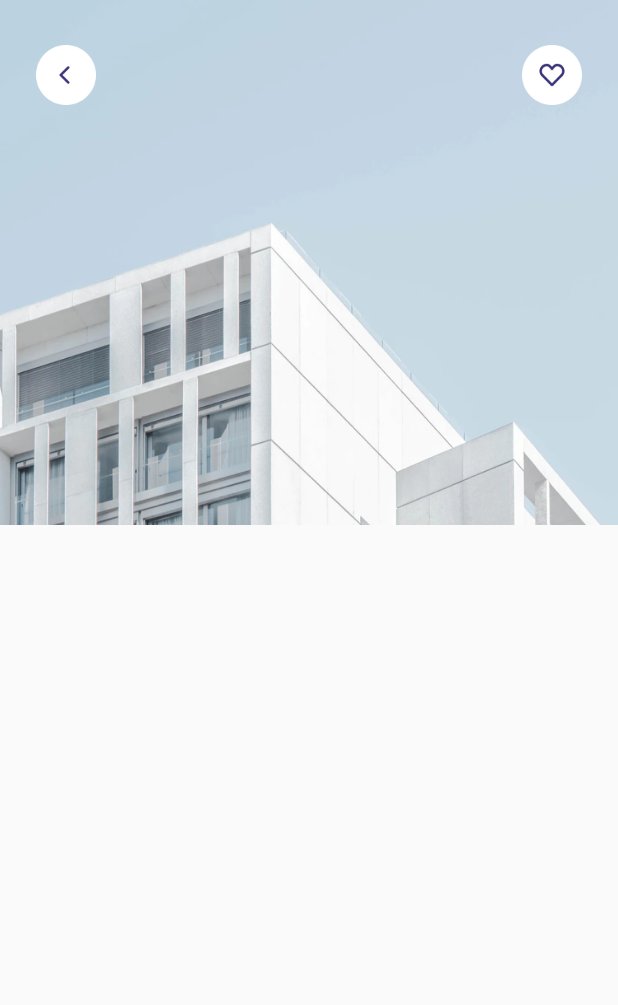
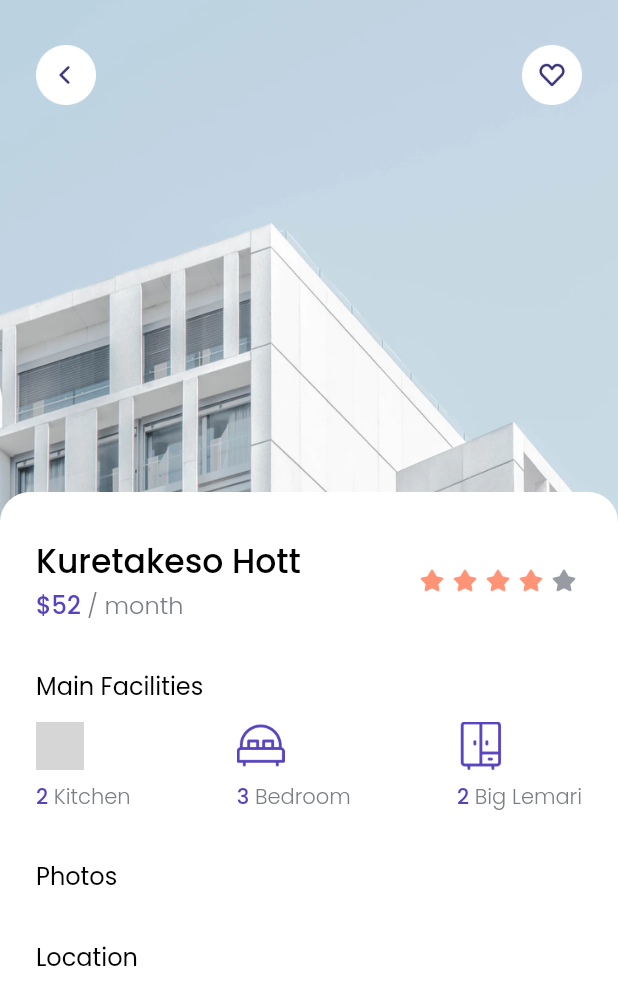
Before and after one commit to dzakybrori/cozy_app, a Flutter app: the DetailPage screen opened directly, on a phone screen of 412 x 824 dp. Shown: the top 1005 px of the screen. Run offline on Flutter 3.47's test engine with Material 2 defaults, Android fonts, the phone set to English and light mode, and no system bars; our stand-ins replace google_fonts; grey boxes are pictures that could not be loaded.

Commit message:
Details Page - Header & Main Facilities.

```diff
--- a/lib/pages/detail_page.dart
+++ b/lib/pages/detail_page.dart
@@ -1,4 +1,5 @@
 import 'package:cozy_app/theme.dart';
+import 'package:cozy_app/widgets/facility_item.dart';
 import 'package:flutter/material.dart';
 
 class DetailPage extends StatelessWidget {
@@ -14,6 +15,149 @@ class DetailPage extends StatelessWidget {
               width: MediaQuery.of(context).size.width,
               height: 350,
               fit: BoxFit.cover,
+            ),
+            ListView(
+              children: [
+                SizedBox(
+                  height: 328,
+                ),
+                Container(
+                  width: MediaQuery.of(context).size.width,
+                  padding: EdgeInsets.symmetric(
+                    horizontal: paddingEdge,
+                    vertical: 30,
+                  ),
+                  decoration: BoxDecoration(
+                    color: Colors.white,
+                    borderRadius: BorderRadius.vertical(
+                      top: Radius.circular(20),
+                    ),
+                  ),
+                  child: Column(
+                    crossAxisAlignment: CrossAxisAlignment.start,
+                    children: [
+                      Row(
+                        mainAxisAlignment: MainAxisAlignment.spaceBetween,
+                        children: [
+                          Column(
+                            crossAxisAlignment: CrossAxisAlignment.start,
+                            children: [
+                              Text(
+                                'Kuretakeso Hott',
+                                style: titleTextStyle.copyWith(
+                                  fontSize: 22,
+                                ),
+                              ),
+                              Text.rich(
+                                TextSpan(
+                                  text: '\$52',
+                                  children: [
+                                    TextSpan(
+                                      text: ' / month',
+                                      style: subTitleTextStyle.copyWith(
+                                        color: greySubTextColor,
+                                        fontSize: 16,
+                                      ),
+                                    ),
+                                  ],
+                                  style: titleTextStyle.copyWith(
+                                    fontSize: 16,
+                                    color: primaryColor,
+                                  ),
+                                ),
+                              ),
+                            ],
+                          ),
+                          Row(
+                            children: [
+                              Image.asset(
+                                'assets/images/icon_star_active.png',
+                                width: 20,
+                              ),
+                              SizedBox(
+                                width: 2,
+                              ),
+                              Image.asset(
+                                'assets/images/icon_star_active.png',
+                                width: 20,
+                              ),
+                              SizedBox(
+                                width: 2,
+                              ),
+                              Image.asset(
+                                'assets/images/icon_star_active.png',
+                                width: 20,
+                              ),
+                              SizedBox(
+                                width: 2,
+                              ),
+                              Image.asset(
+                                'assets/images/icon_star_active.png',
+                                width: 20,
+                              ),
+                              SizedBox(
+                                width: 2,
+                              ),
+                              Image.asset(
+                                'assets/images/icon_star_active.png',
+                                width: 20,
+                                color: Color(0XFF989BA1),
+                              ),
+                              SizedBox(
+                                width: 2,
+                              ),
+                            ],
+                          )
+                        ],
+                      ),
+                      SizedBox(
+                        height: 30,
+                      ),
+                      Text(
+                        'Main Facilities',
+                        style: regulerTextStyle,
+                      ),
+                      SizedBox(
+                        height: 12,
+                      ),
+                      Row(
+                        mainAxisAlignment: MainAxisAlignment.spaceBetween,
+                        children: [
+                          FacilityItem(
+                            imageUrl: 'assets/images/icon_kitchen.png',
+                            name: 'Kitchen',
+                            total: 2,
+                          ),
+                          FacilityItem(
+                            imageUrl: 'assets/images/icon_bedroom.png',
+                            name: 'Bedroom',
+                            total: 3,
+                          ),
+                          FacilityItem(
+                            imageUrl: 'assets/images/icon_cupboard.png',
+                            name: 'Big Lemari',
+                            total: 2,
+                          ),
+                        ],
+                      ),
+                      SizedBox(
+                        height: 30,
+                      ),
+                      Text(
+                        'Photos',
+                        style: regulerTextStyle,
+                      ),
+                      SizedBox(
+                        height: 30,
+                      ),
+                      Text(
+                        'Location',
+                        style: regulerTextStyle,
+                      ),
+                    ],
+                  ),
+                ),
+              ],
             ),
             Container(
               padding: EdgeInsets.symmetric(
@@ -46,7 +190,7 @@ class DetailPage extends StatelessWidget {
                         ),
                       ],
                     ),
-                  )
+                  ),
                 ],
               ),
             ),
--- /dev/null
+++ b/lib/widgets/facility_item.dart
@@ -0,0 +1,45 @@
+import 'package:cozy_app/theme.dart';
+import 'package:flutter/material.dart';
+
+class FacilityItem extends StatelessWidget {
+  final String name;
+  final String imageUrl;
+  final int total;
+
+  FacilityItem({this.name, this.imageUrl, this.total});
+
+  @override
+  Widget build(BuildContext context) {
+    return Column(
+      crossAxisAlignment: CrossAxisAlignment.start,
+      children: [
+        Image.asset(
+          imageUrl,
+          width: 32,
+          height: 32,
+        ),
+        SizedBox(
+          height: 8,
+        ),
+        Text.rich(
+          TextSpan(
+            text: '$total',
+            children: [
+              TextSpan(
+                text: ' $name',
+                style: subTitleTextStyle.copyWith(
+                  color: greySubTextColor,
+                  fontSize: 14,
+                ),
+              ),
+            ],
+            style: titleTextStyle.copyWith(
+              fontSize: 14,
+              color: primaryColor,
+            ),
+          ),
+        ),
+      ],
+    );
+  }
+}
```
